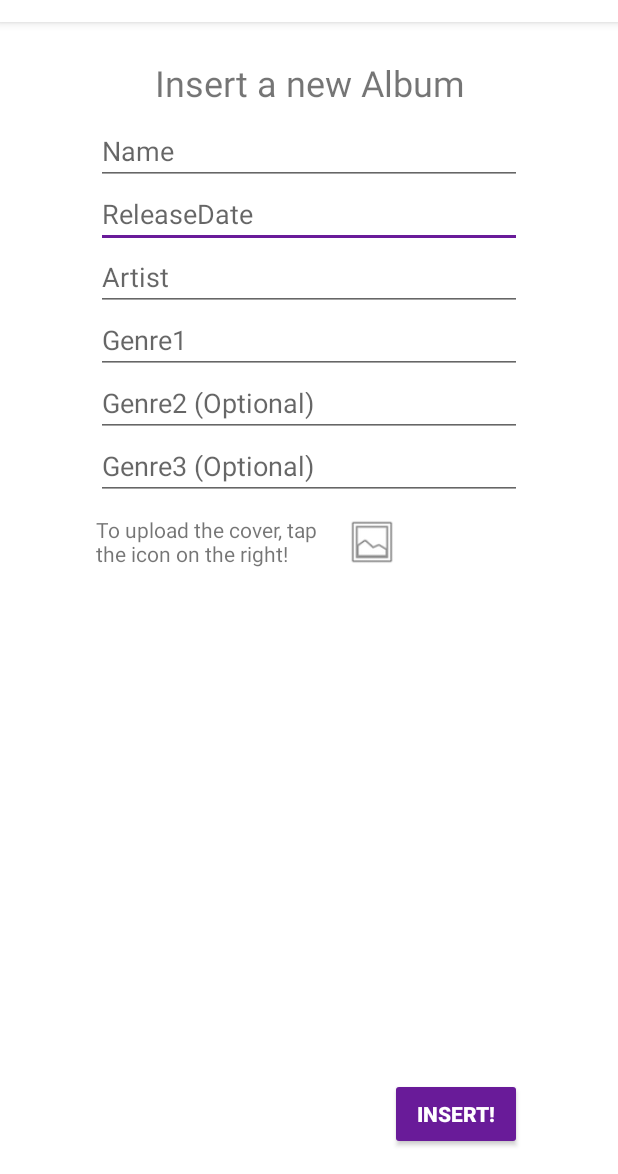
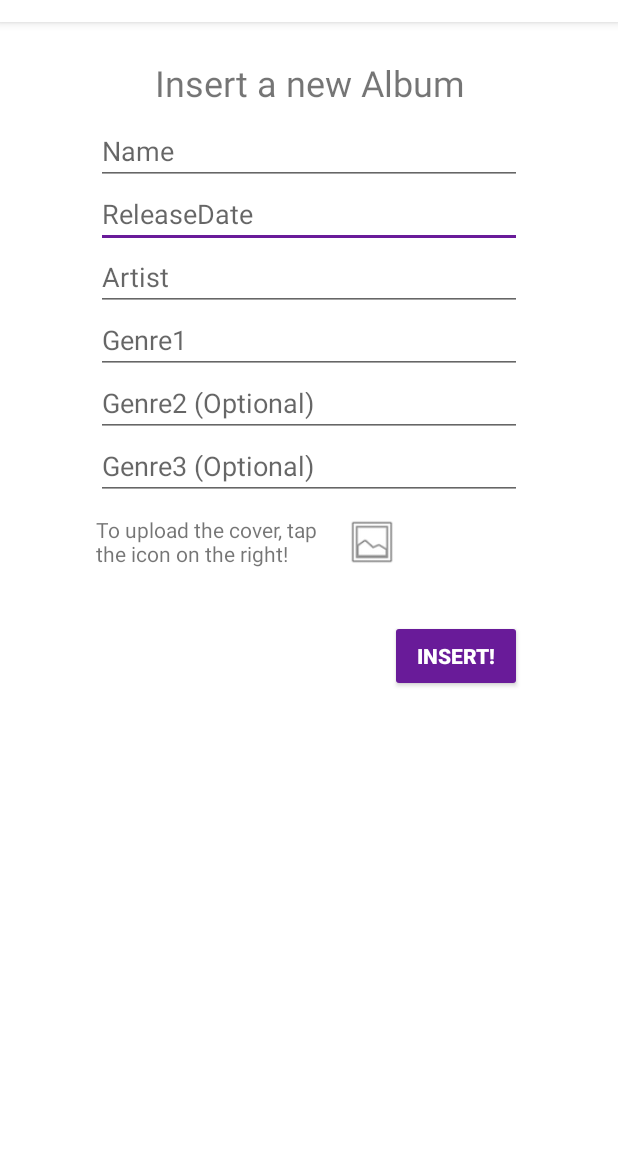
Before and after one commit to Emmeggi95/DIMA, an Android app: the CreateNewAlbumActivity screen opened directly, with no data from a screen before it, on a phone screen of 412 x 824 dp, the part 62-1236 px from its top. Run offline under Robolectric (Android 15) with nearby library versions, the phone set to English and light mode, and no system bars; our stand-ins replace Firebase (no records; nobody signed in at launch, a user with empty details on screens opened directly); pictures from the network do not load.

Commit message:
minor fix

```diff
--- a/app/src/main/res/layout/activity_create_new_album.xml
+++ b/app/src/main/res/layout/activity_create_new_album.xml
@@ -149,14 +149,14 @@
         style="@style/Widget.AppCompat.Button.Colored"
         android:layout_width="0dp"
         android:layout_height="wrap_content"
+        android:layout_marginTop="32dp"
         android:layout_marginEnd="64dp"
-        android:layout_marginBottom="16dp"
         android:lineSpacingExtra="10sp"
         android:text="Insert!"
         android:textSize="14sp"
         android:textStyle="bold"
-        app:layout_constraintBottom_toBottomOf="parent"
-        app:layout_constraintEnd_toEndOf="parent" />
+        app:layout_constraintEnd_toEndOf="parent"
+        app:layout_constraintTop_toBottomOf="@+id/newAlbumUplaodMessage" />
 
 
 </android.support.constraint.ConstraintLayout>
--- a/app/src/main/res/values/strings.xml
+++ b/app/src/main/res/values/strings.xml
@@ -105,4 +105,14 @@
 
     <!-- Home Page -->
     <string name="home_header_title">Last Reviews</string>
+
+    <!-- Error Messages -->
+    <string name="album_name_error">Please insert a valid Album Name!</string>
+    <string name="album_date_error">Please insert a valid date!</string>
+    <string name="album_artist_error">Please insert a valid artist!</string>
+    <string name="album_genre_error">Please insert at least a valid genre!</string>
+    <string name="album_picture_error">Please upload a picture!</string>
+    <string name="album_noartist_error">Error: there is no such artist in our database</string>
+    <string name="album_existing_error">Error: album already exists in our database!</string>
+
 </resources>
```
Also changed, not shown: app/src/main/java/com/dima/emmegi95/jaycaves/sm2/CreateNewAlbumActivity.java (+9 -7 lines).
